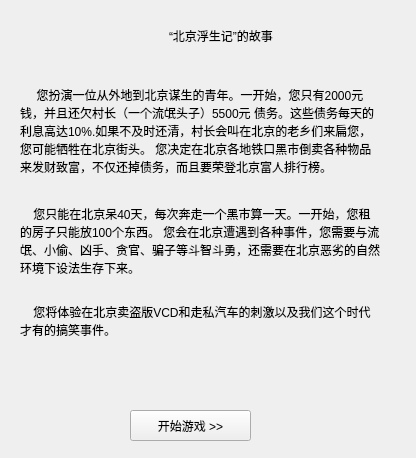
Old version of the form form/story.ui in the repository soda92/beijing_fushengji_rewrite.
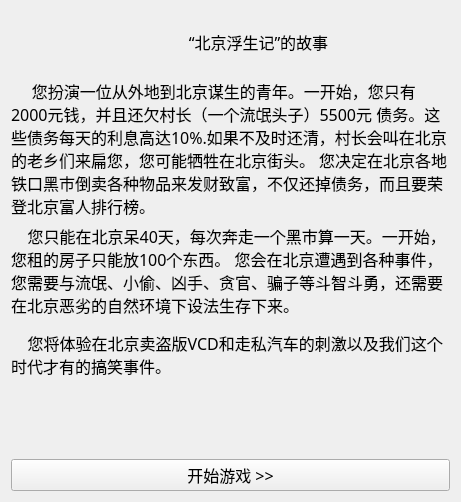
New version of the form. Icons and pictures are not drawn.

Diff of the .ui file:
```diff
--- a/form/story.ui
+++ b/form/story.ui
@@ -6,107 +6,38 @@
    <rect>
     <x>0</x>
     <y>0</y>
-    <width>416</width>
-    <height>458</height>
+    <width>461</width>
+    <height>502</height>
    </rect>
   </property>
   <property name="windowTitle">
    <string>Form</string>
   </property>
   <property name="styleSheet">
-   <string notr="true">QLabel, QPushButton {
-	font:  9pt &quot;System&quot;;
+   <string notr="true">/* CAUTION: do not modify, this is for preview, main stylesheet set in code */
+
+QLabel, QPushButton {
+	font: 12pt MiSans;
 }</string>
   </property>
-  <widget class="QLabel" name="label_2">
-   <property name="geometry">
-    <rect>
-     <x>20</x>
-     <y>50</y>
-     <width>361</width>
-     <height>161</height>
-    </rect>
-   </property>
-   <property name="text">
-    <string>     您扮演一位从外地到北京谋生的青年。一开始，您只有2000元钱，并且还欠村长（一个流氓头子）5500元 债务。这些债务每天的利息高达10%.如果不及时还清，村长会叫在北京的老乡们来扁您，您可能牺牲在北京街头。 您决定在北京各地铁口黑市倒卖各种物品来发财致富，不仅还掉债务，而且要荣登北京富人排行榜。 </string>
-   </property>
-   <property name="wordWrap">
-    <bool>true</bool>
-   </property>
-  </widget>
-  <widget class="QLabel" name="label_3">
-   <property name="geometry">
-    <rect>
-     <x>20</x>
-     <y>190</y>
-     <width>361</width>
-     <height>101</height>
-    </rect>
-   </property>
-   <property name="text">
-    <string>    您只能在北京呆40天，每次奔走一个黑市算一天。一开始，您租的房子只能放100个东西。 您会在北京遭遇到各种事件，您需要与流氓、小偷、凶手、贪官、骗子等斗智斗勇，还需要在北京恶劣的自然环境下设法生存下来。</string>
-   </property>
-   <property name="wordWrap">
-    <bool>true</bool>
-   </property>
-  </widget>
-  <widget class="QLabel" name="label_4">
-   <property name="geometry">
-    <rect>
-     <x>20</x>
-     <y>280</y>
-     <width>351</width>
-     <height>81</height>
-    </rect>
-   </property>
-   <property name="text">
-    <string>    您将体验在北京卖盗版VCD和走私汽车的刺激以及我们这个时代才有的搞笑事件。 </string>
-   </property>
-   <property name="wordWrap">
-    <bool>true</bool>
-   </property>
-  </widget>
-  <widget class="QLabel" name="statusText">
-   <property name="geometry">
-    <rect>
-     <x>30</x>
-     <y>350</y>
-     <width>341</width>
-     <height>41</height>
-    </rect>
-   </property>
-   <property name="text">
-    <string>&lt;status&gt;</string>
-   </property>
-   <property name="alignment">
-    <set>Qt::AlignCenter</set>
-   </property>
-  </widget>
-  <widget class="QPushButton" name="startGame">
-   <property name="geometry">
-    <rect>
-     <x>130</x>
-     <y>410</y>
-     <width>121</width>
-     <height>31</height>
-    </rect>
-   </property>
-   <property name="text">
-    <string>开始游戏 &gt;&gt;</string>
-   </property>
-  </widget>
+  <layout class="QVBoxLayout" name="verticalLayout">
+   <item>
   <widget class="QWidget" name="widget_2" native="true">
-   <property name="geometry">
-    <rect>
-     <x>40</x>
-     <y>10</y>
-     <width>251</width>
-     <height>51</height>
-    </rect>
-   </property>
    <layout class="QHBoxLayout" name="horizontalLayout">
     <item>
      <widget class="QWidget" name="widget" native="true">
+        <property name="minimumSize">
+         <size>
+          <width>40</width>
+          <height>0</height>
+         </size>
+        </property>
+        <property name="maximumSize">
+         <size>
+          <width>50</width>
+          <height>16777215</height>
+         </size>
+        </property>
       <property name="autoFillBackground">
        <bool>false</bool>
       </property>
@@ -124,10 +55,62 @@
       <property name="text">
        <string>“北京浮生记”的故事</string>
       </property>
+        <property name="alignment">
+         <set>Qt::AlignmentFlag::AlignCenter</set>
+        </property>
      </widget>
     </item>
    </layout>
   </widget>
+   </item>
+   <item>
+    <widget class="QLabel" name="label_2">
+     <property name="text">
+      <string>     您扮演一位从外地到北京谋生的青年。一开始，您只有2000元钱，并且还欠村长（一个流氓头子）5500元 债务。这些债务每天的利息高达10%.如果不及时还清，村长会叫在北京的老乡们来扁您，您可能牺牲在北京街头。 您决定在北京各地铁口黑市倒卖各种物品来发财致富，不仅还掉债务，而且要荣登北京富人排行榜。 </string>
+     </property>
+     <property name="wordWrap">
+      <bool>true</bool>
+     </property>
+    </widget>
+   </item>
+   <item>
+    <widget class="QLabel" name="label_3">
+     <property name="text">
+      <string>    您只能在北京呆40天，每次奔走一个黑市算一天。一开始，您租的房子只能放100个东西。 您会在北京遭遇到各种事件，您需要与流氓、小偷、凶手、贪官、骗子等斗智斗勇，还需要在北京恶劣的自然环境下设法生存下来。</string>
+     </property>
+     <property name="wordWrap">
+      <bool>true</bool>
+     </property>
+    </widget>
+   </item>
+   <item>
+    <widget class="QLabel" name="label_4">
+     <property name="text">
+      <string>    您将体验在北京卖盗版VCD和走私汽车的刺激以及我们这个时代才有的搞笑事件。 </string>
+     </property>
+     <property name="wordWrap">
+      <bool>true</bool>
+     </property>
+    </widget>
+   </item>
+   <item>
+    <widget class="QLabel" name="statusText">
+     <property name="text">
+      <string>&lt;status&gt;</string>
+     </property>
+     <property name="alignment">
+      <set>Qt::AlignmentFlag::AlignCenter</set>
+     </property>
+    </widget>
+   </item>
+   <item>
+    <widget class="QPushButton" name="startGame">
+     <property name="text">
+      <string>开始游戏 &gt;&gt;</string>
+     </property>
+    </widget>
+   </item>
+  </layout>
  </widget>
  <resources>
   <include location="../main.qrc"/>
```
Left out of the diff: 2 changed lines with no effect on the pictures. Lines whose indentation alone changed are shown as unchanged.
